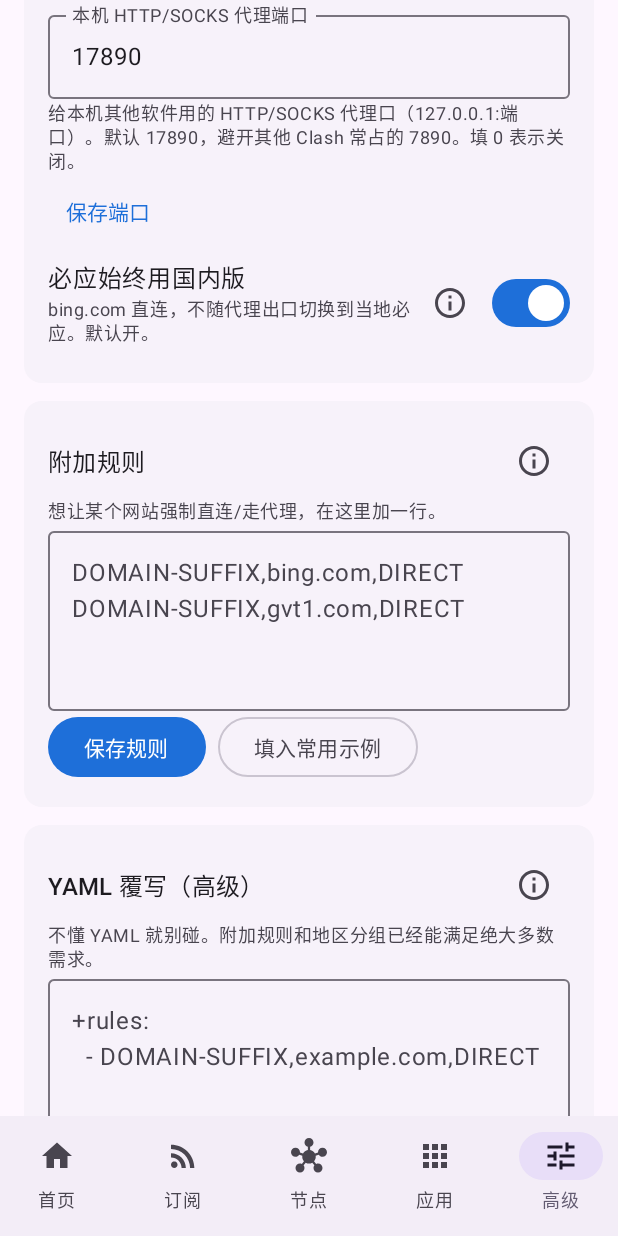
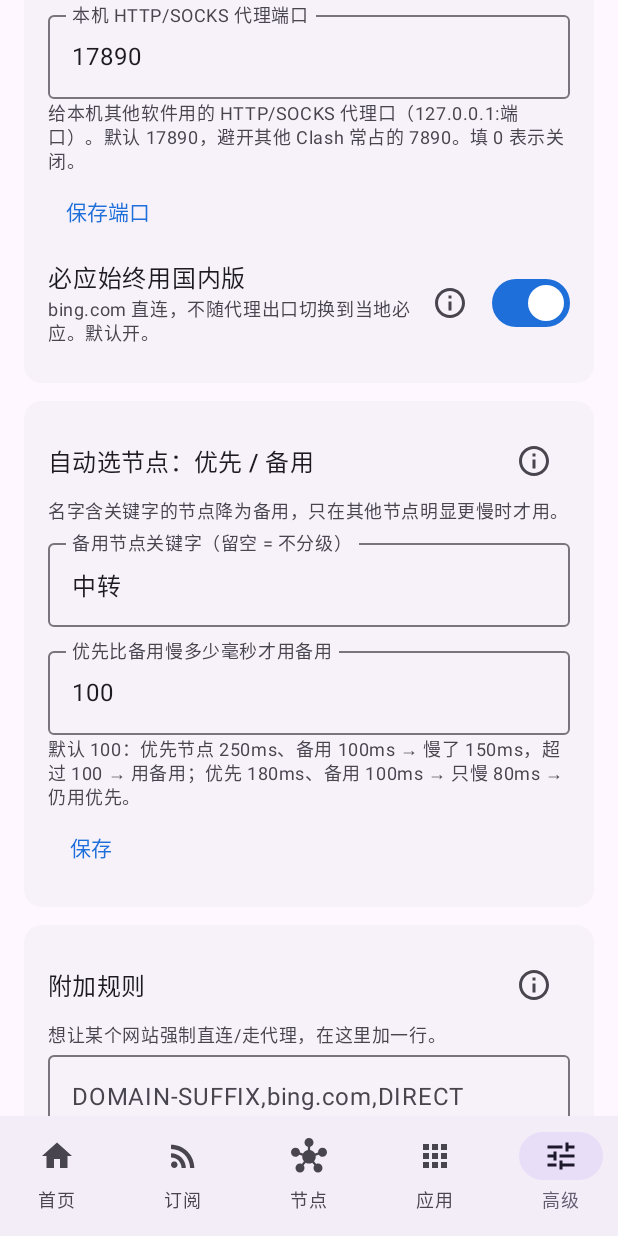
Before and after one commit to icangotoanywhere/EasyClash, an Android app built with Jetpack Compose: the AdvancedScreen screen opened through its navigation route, scrolled down 1041 dp, on a phone screen of 412 x 824 dp. Run offline under Robolectric (Android 15) with nearby library versions, the phone set to English and light mode, and no system bars; 1 statement that could not run was skipped.

Commit message:
EasyClash 1.0.18：地区内分「优先 / 备用」两级自动选节点
- 名字含关键字（默认「中转」）的节点降为备用，只有优先节点比它慢超过设定毫秒数（默认 100）才启用，优先恢复后自动切回
- 高级页新增关键字与阈值设置；首页显示当前层级；手动测速与切换地区时立即判级
- 内核侧：地区·自动 = select[·优先 url-test, ·备用 url-test]，选级由 App 的 TierPicker 决定

Co-Authored-By: Claude Fable 5.1 <noreply@anthropic.com>
Claude-Session: https://claude.ai/code/session_01HSmKeeFS6prfD9U2dxco6Y

```diff
--- a/app/build.gradle.kts
+++ b/app/build.gradle.kts
@@ -12,8 +12,8 @@ android {
         applicationId = "com.easyclash"
         minSdk = 26
         targetSdk = 35
-        versionCode = 18
-        versionName = "1.0.17"
+        versionCode = 19
+        versionName = "1.0.18"
         // 只打 arm64 一种架构：几乎所有现代安卓手机都是 arm64，包体最小
         ndk { abiFilters += listOf("arm64-v8a") }
     }
--- a/app/src/main/kotlin/com/easyclash/core/CoreApi.kt
+++ b/app/src/main/kotlin/com/easyclash/core/CoreApi.kt
@@ -57,6 +57,9 @@ class CoreApi(private val port: Int, private val secret: String) {
         for (name in obj.keys()) out[name] = parseProxy(name, obj.getJSONObject(name))
         return out
     }
+
+    /** 单个代理 / 策略组 */
+    suspend fun proxy(name: String): ProxyItem? = runCatching { parseProxy(name, JSONObject(call(req("/proxies/${enc(name)}")))) }.getOrNull()
 
     private fun parseProxy(name: String, o: JSONObject): ProxyItem {
         val all = o.optJSONArray("all")?.let { a -> (0 until a.length()).map { a.getString(it) } } ?: emptyList()
--- a/app/src/main/kotlin/com/easyclash/core/Regions.kt
+++ b/app/src/main/kotlin/com/easyclash/core/Regions.kt
@@ -15,6 +15,9 @@ data class Region(
 ) {
     /** 内核里自动测速组的名字，例如 "🇸🇬 新加坡·自动"（内核侧保持不变） */
     val groupName: String get() = "$flag $name·自动"
+    /** 分级时的两个子组：优先节点组、备用节点组（见 ConfigBuilder / TierPicker） */
+    val primaryGroup: String get() = "$flag $name·优先"
+    val backupGroup: String get() = "$flag $name·备用"
 
     /** 界面上显示的地区名：港澳台显示为「中国香港」「中国澳门」「中国台湾」。name 仍用于识别节点名和内核组名 */
     val displayName: String get() = if (code in CHINA_SAR) "中国$name" else name
--- a/app/src/main/kotlin/com/easyclash/data/Models.kt
+++ b/app/src/main/kotlin/com/easyclash/data/Models.kt
@@ -76,6 +76,10 @@ data class Settings(
     var extraRules: String = "",                // 用户附加规则，每行一条，插在最前面
     var overrideYaml: String = "",              // 高级：YAML 覆写片段
     var mixedPort: Int = 17890,   // 7890 常被其他 Clash 占用
+    /** 名字含此关键字的节点视为"备用"（例如经 CDN 中转、测速快但传数据不稳的节点）。空 = 不区分 */
+    var backupKeyword: String = "中转",
+    /** 优先节点比备用节点慢超过这么多毫秒，才改用备用节点 */
+    var backupPenaltyMs: Int = 100,
     var geoAutoUpdate: Boolean = true,           // 连接后自动检查地理数据库（每 7 天一次）
     var geoLastCheck: Long = 0L,                 // 上次成功检查 / 更新数据库的时间（毫秒）
     var geoLastAttempt: Long = 0L,               // 上次尝试时间，失败后 12 小时内不再自动重试
@@ -87,6 +91,7 @@ data class Settings(
         put("mode", mode.name); put("appProxyMode", appProxyMode.name)
         put("appList", JSONArray(appList.toList()))
         put("lockedRegion", lockedRegion ?: JSONObject.NULL)
+        put("backupKeyword", backupKeyword); put("backupPenaltyMs", backupPenaltyMs)
         put("ipv6", ipv6); put("blockQuic", blockQuic); put("bingDirect", bingDirect)
         put("useSubscriptionDns", useSubscriptionDns)
         put("tunStack", tunStack.name); put("logLevel", logLevel)
@@ -107,6 +112,8 @@ data class Settings(
             s.appList = (0 until arr.length()).map { arr.getString(it) }.toMutableSet()
             s.lockedRegion = if (o.isNull("lockedRegion")) null else o.optString("lockedRegion")
             s.ipv6 = o.optBoolean("ipv6", false)
+            s.backupKeyword = o.optString("backupKeyword", "中转")
+            s.backupPenaltyMs = o.optInt("backupPenaltyMs", 100)
             s.blockQuic = o.optBoolean("blockQuic", true)
             s.bingDirect = o.optBoolean("bingDirect", true)
             s.useSubscriptionDns = o.optBoolean("useSubscriptionDns", false)
--- a/app/src/main/kotlin/com/easyclash/ui/screens/AdvancedScreen.kt
+++ b/app/src/main/kotlin/com/easyclash/ui/screens/AdvancedScreen.kt
@@ -118,6 +118,35 @@ fun AdvancedScreen(vm: MainViewModel) {
                 settings.bingDirect,
                 detail = "必应在国内有正常服务且直连很稳定。开启后所有 bing 相关域名走直连，访问到的就是国内版必应（cn.bing.com），切换代理国家也不会变成当地版本。\n\n想用国际版必应时关掉它即可。",
             ) { v -> vm.updateSettings { it.bingDirect = v } }
+        }
+
+        // ================= 自动选节点 =================
+        var kw by remember(settings.backupKeyword) { mutableStateOf(settings.backupKeyword) }
+        var penalty by remember(settings.backupPenaltyMs) { mutableStateOf(settings.backupPenaltyMs.toString()) }
+        SectionCard(
+            title = "自动选节点：优先 / 备用",
+            help = "有些节点测延迟很快，真用起来却经常卡（典型的是经 CDN「中转」的节点：到 CDN 很近，但 CDN 再回机场源站那一段不稳）。纯按延迟挑，总是会选中它们。\n\n" +
+                "开启分级后，每个地区的「·自动」组会拆成两级：\n" +
+                "• 优先：名字不含关键字的节点，平时一律在这里面挑最快的\n" +
+                "• 备用：名字含关键字的节点\n\n" +
+                "每个测速周期（5 分钟）把两级都测一遍：只有当「优先」里最快的节点比「备用」里最快的还慢超过设定毫秒数时，才改用备用；优先节点恢复后自动切回。优先级全部超时也会自动用备用。\n\n" +
+                "关键字留空 = 不分级，纯按延迟选。如果你的机场「中转」节点质量很好，就把关键字清掉。",
+        ) {
+            HelpText("名字含关键字的节点降为备用，只在其他节点明显更慢时才用。", Modifier.padding(bottom = 4.dp))
+            OutlinedTextField(
+                value = kw, onValueChange = { kw = it.take(20) },
+                label = { Text("备用节点关键字（留空 = 不分级）") }, singleLine = true, modifier = Modifier.fillMaxWidth(),
+            )
+            Spacer(Modifier.height(8.dp))
+            OutlinedTextField(
+                value = penalty, onValueChange = { penalty = it.filter(Char::isDigit).take(4) },
+                label = { Text("优先比备用慢多少毫秒才用备用") }, singleLine = true, modifier = Modifier.fillMaxWidth(),
+            )
+            HelpText("默认 100：优先节点 250ms、备用 100ms → 慢了 150ms，超过 100 → 用备用；优先 180ms、备用 100ms → 只慢 80ms → 仍用优先。")
+            TextButton(onClick = {
+                val p = penalty.toIntOrNull() ?: 100
+                vm.updateSettings { it.backupKeyword = kw.trim(); it.backupPenaltyMs = p.coerceIn(0, 5000) }
+            }) { Text("保存") }
         }
 
         // ================= 附加规则 =================
--- a/app/src/main/kotlin/com/easyclash/ui/screens/ProxiesScreen.kt
+++ b/app/src/main/kotlin/com/easyclash/ui/screens/ProxiesScreen.kt
@@ -78,6 +78,7 @@ fun ProxiesScreen(vm: MainViewModel) {
                     "节点页说明",
                     "• ★ 主组：订阅的总开关，选中哪一项，代理流量就走哪一项。\n" +
                         "• 主组里可以选单个节点，也可以选一个子组（如「自动选择」「🌍 地区选择」），再由子组决定具体节点。\n" +
+                        "• 「·自动」下面若还有「·优先」「·备用」两级：备用是名字含关键字（默认「中转」）的节点，只在优先节点明显更慢时才用（高级页可改）。这里手动点选哪一级，下个测速周期会被自动结果覆盖。\n" +
                         "• 「🌍 地区选择」是本软件自动生成的，里面每个地区都会自动选该地区最快的节点。每个能选代理的组末尾都多了这一项，首页的「代理出口地区」就是一次性把它们都切过去的快捷入口。\n" +
                         "• 带「自动」「故障转移」字样的组由内核自动选择，不能手动指定具体节点。\n" +
                         "• 延迟（ms）越小越快；「超时」表示这个节点当前不可用。\n" +
```
Also changed, not shown: app/src/main/kotlin/com/easyclash/core/ConfigBuilder.kt (+52 -14 lines), app/src/main/kotlin/com/easyclash/core/TierPicker.kt (added, +51 -0 lines), app/src/main/kotlin/com/easyclash/ui/MainViewModel.kt (+20 -3 lines), app/src/main/kotlin/com/easyclash/ui/screens/HomeScreen.kt (+10 -3 lines), app/src/main/kotlin/com/easyclash/vpn/EasyClashVpnService.kt (+32 -3 lines), app/src/main/kotlin/com/easyclash/vpn/VpnState.kt (+7 -2 lines), 1 other file.
